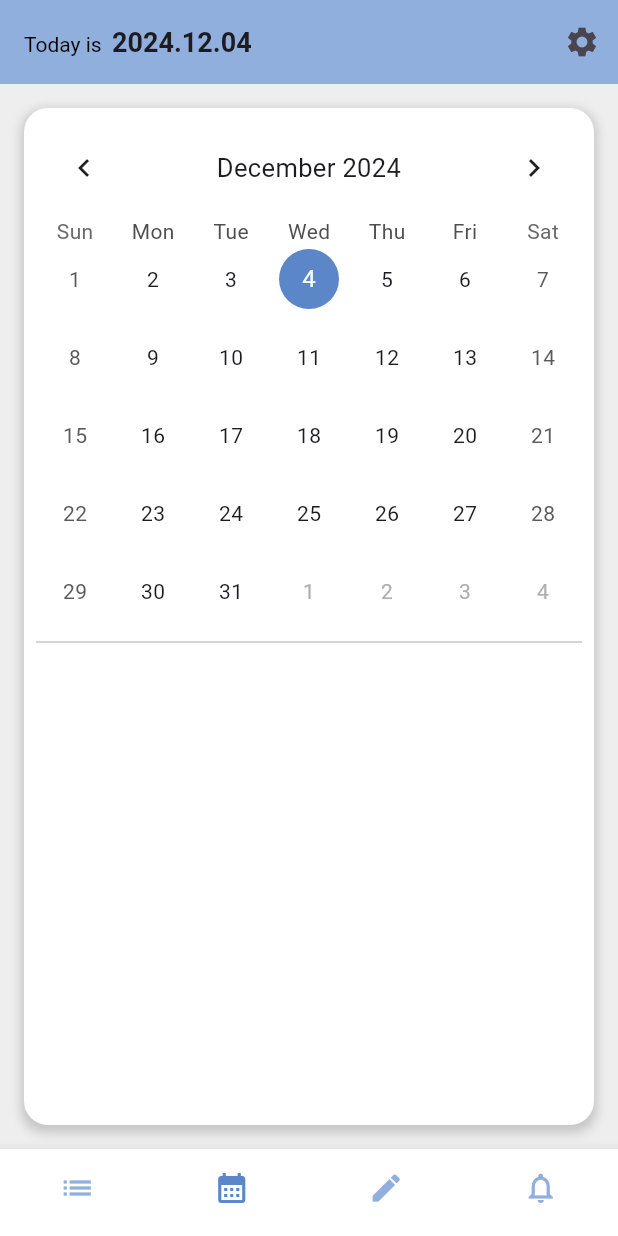
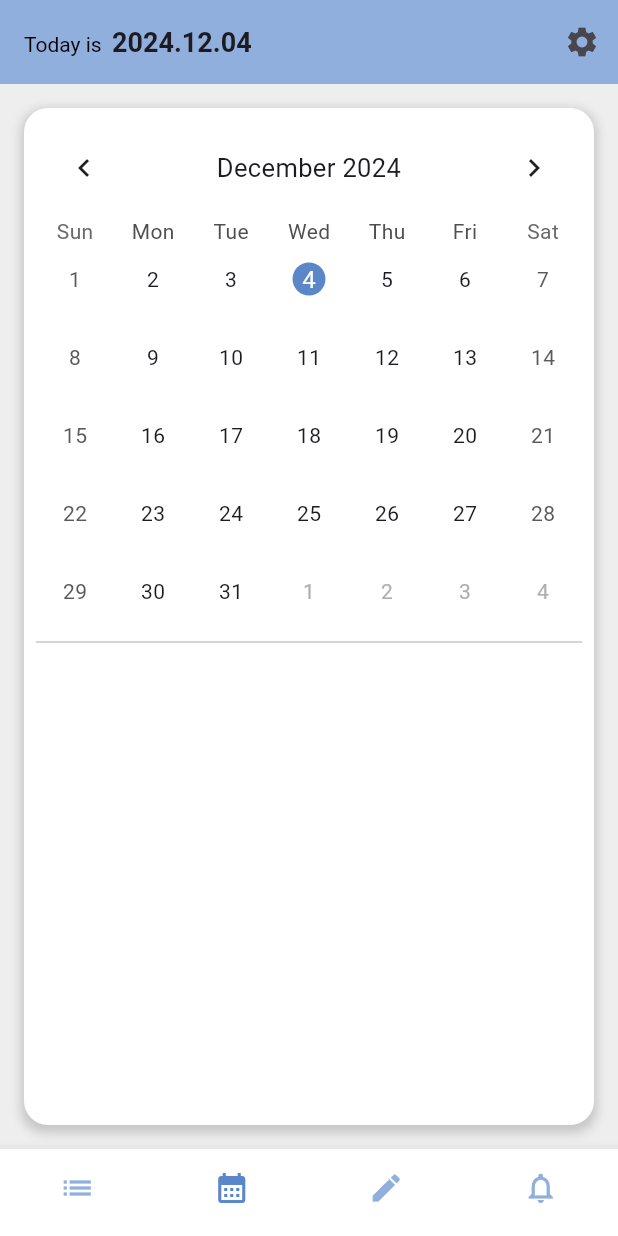
Before and after one commit to Mirum-List/Mirum-List, a Flutter app: the screen it shows once a user with an empty profile is signed in, item 2 of the bottom bar chosen, on a phone screen of 412 x 824 dp. Run offline on Flutter 3.47's test engine with Material 3 defaults, Android fonts, the light colour scheme and no system bars; drawn by our look-alikes of table_calendar; our stand-ins replace cloud_firestore, firebase_auth, firebase_core; accounts and stored records are empty.

Commit message:
캘린더 수정

```diff
--- a/lib/calendar/calendar_screen.dart
+++ b/lib/calendar/calendar_screen.dart
@@ -22,11 +22,12 @@ class _CalendarScreenState extends State<CalendarScreen> {
 
   final Map<String, Color> _categoryColors = {
 
-    'Work': Colors.blue,
-    'Study': Colors.green,
-    'Exercise': Colors.orange,
-    'Relax': Colors.purple,
-    'Other': Colors.grey,
+    '운동': lightpurple,
+    '공부': lightorange,
+    '음악': normalBlueColor,
+    '일상': moreDeepBlueColor,
+    'Other': lightBlueColor,
+
   };
 
   // Firestore 데이터 로드
@@ -115,11 +116,15 @@ class _CalendarScreenState extends State<CalendarScreen> {
                     todayDecoration: BoxDecoration(
                       color: deepBlueColor, // 오늘 날짜 표시
                       shape: BoxShape.circle,
+
                     ),
+
                     selectedDecoration: BoxDecoration(
                       color: moreDeepBlueColor, // 선택된 날짜 표시
                       shape: BoxShape.circle,
                     ),
+                    cellMargin: EdgeInsets.all(15),
+
                   ),
                   // 날짜별 할 일 갯수 표시
                   calendarBuilders: CalendarBuilders(
@@ -130,22 +135,22 @@ class _CalendarScreenState extends State<CalendarScreen> {
 
                       return Column(
                         children: [
-                          const SizedBox(height: 32),
-                          for (var i = 0; i < (dayEvents.length > 3 ? 3 : dayEvents.length); i++)
+                          const SizedBox(height: 37),
+                          for (var i = 0; i < (dayEvents.length > 2 ? 2 : dayEvents.length); i++)
                             Container(
-                              width: 50,
-                              height: 4,
-                              margin: const EdgeInsets.symmetric(vertical: 2.0),
+                              width: 30,
+                              height: 1.5,
+                              margin: const EdgeInsets.symmetric(vertical: 0.5),
                               decoration: BoxDecoration(
                                 color: _categoryColors[dayEvents[i]['category']] ?? Colors.grey, // 카테고리별 색상
                                 borderRadius: BorderRadius.circular(2),
                               ),
                             ),
-                          if (dayEvents.length > 3)
+                          if (dayEvents.length > 2)
                             Text(
-                              '+${dayEvents.length - 3}',
+                              '+${dayEvents.length - 2}',
                               style: const TextStyle(
-                                fontSize: 10,
+                                fontSize: 7,
                                 color: Colors.grey,
                               ),
                             ),
```
